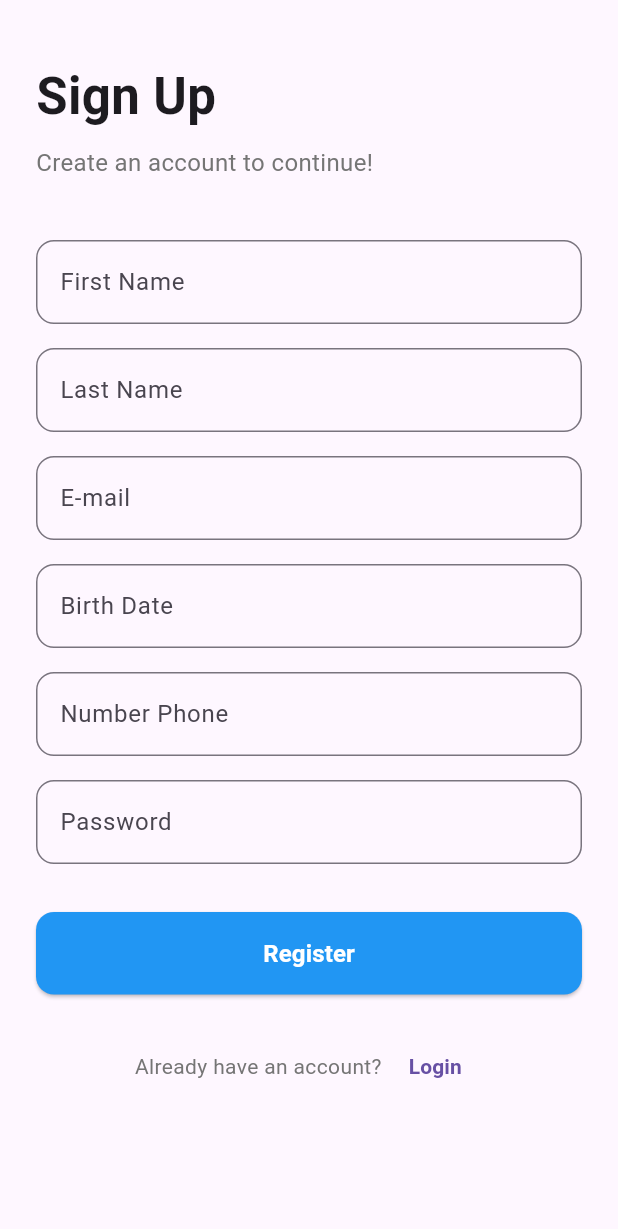
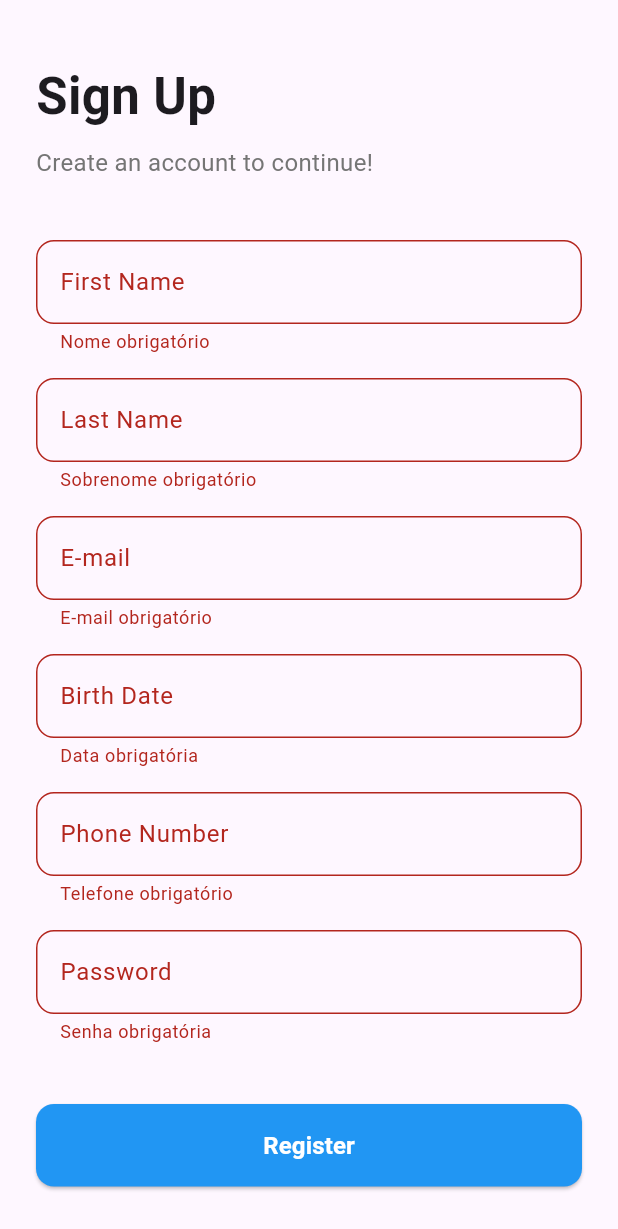
Before and after one commit to Juinuuuuw/VamoNessa, a Flutter app: the SignUpScreen screen opened by its route, after a tap on "Register", on a phone screen of 412 x 824 dp. Shown: the top 1229 px of the screen. Run offline on Flutter 3.47's test engine with Material 3 defaults, Android fonts, the phone set to English and light mode, and no system bars; network calls fail.

Commit message:
add logica singup

```diff
--- /dev/null
+++ b/lib/models/user.dart
@@ -0,0 +1,25 @@
+class User {
+  final String firstName;
+  final String lastName;
+  final String email;
+  final String birthDate;
+  final String phone;
+
+  User({
+    required this.firstName,
+    required this.lastName,
+    required this.email,
+    required this.birthDate,
+    required this.phone,
+  });
+
+  Map<String, dynamic> toJson() {
+    return {
+      'first_name': firstName,
+      'last_name': lastName,
+      'email': email,
+      'birth_date': birthDate,
+      'phone': phone,
+    };
+  }
+}
--- a/lib/screens/signup_screen.dart
+++ b/lib/screens/signup_screen.dart
@@ -1,7 +1,90 @@
 import 'package:flutter/material.dart';
+import '../services/auth_service.dart';
+import '../models/user.dart';
 
-class SignUpScreen extends StatelessWidget {
+class SignUpScreen extends StatefulWidget {
   const SignUpScreen({super.key});
+
+  @override
+  State<SignUpScreen> createState() => _SignUpScreenState();
+}
+
+class _SignUpScreenState extends State<SignUpScreen> {
+  final _formKey = GlobalKey<FormState>();
+  final _firstNameController = TextEditingController();
+  final _lastNameController = TextEditingController();
+  final _emailController = TextEditingController();
+  final _birthDateController = TextEditingController();
+  final _phoneController = TextEditingController();
+  final _passwordController = TextEditingController();
+
+  bool _isLoading = false;
+  String? _errorMessage;
+
+  final AuthService _authService = AuthService();
+
+  @override
+  void dispose() {
+    _firstNameController.dispose();
+    _lastNameController.dispose();
+    _emailController.dispose();
+    _birthDateController.dispose();
+    _phoneController.dispose();
+    _passwordController.dispose();
+    super.dispose();
+  }
+
+  Future<void> _register() async {
+    if (!_formKey.currentState!.validate()) return;
+
+    setState(() {
+      _isLoading = true;
+      _errorMessage = null;
+    });
+
+    final user = User(
+      firstName: _firstNameController.text.trim(),
+      lastName: _lastNameController.text.trim(),
+      email: _emailController.text.trim(),
+      birthDate: _birthDateController.text.trim(),
+      phone: _phoneController.text.trim(),
+    );
+
+    final result = await _authService.register(user, _passwordController.text);
+
+    setState(() => _isLoading = false);
+
+    if (result['success']) {
+      // Cadastro bem-sucedido – navegue para Login ou Home
+      ScaffoldMessenger.of(context).showSnackBar(
+        const SnackBar(content: Text('Conta criada com sucesso!')),
+      );
+      Navigator.pop(context); // volta para a tela de login
+    } else {
+      setState(() => _errorMessage = result['message']);
+    }
+  }
+
+  String? _validateEmail(String? value) {
+    if (value == null || value.isEmpty) return 'E-mail obrigatório';
+    final emailRegex = RegExp(r'^[\w-\.]+@([\w-]+\.)+[\w-]{2,4}$');
+    if (!emailRegex.hasMatch(value)) return 'E-mail inválido';
+    return null;
+  }
+
+  String? _validatePassword(String? value) {
+    if (value == null || value.isEmpty) return 'Senha obrigatória';
+    if (value.length < 6) return 'A senha deve ter pelo menos 6 caracteres';
+    return null;
+  }
+
+  String? _validatePhone(String? value) {
+    if (value == null || value.isEmpty) return 'Telefone obrigatório';
+    // Aceita formatos como (99) 99999-9999 ou 999999999
+    final phoneRegex = RegExp(r'^\(?\d{2}\)?\s?\d{4,5}-?\d{4}$');
+    if (!phoneRegex.hasMatch(value)) return 'Telefone inválido';
+    return null;
+  }
 
   @override
   Widget build(BuildContext context) {
@@ -9,93 +92,97 @@ class SignUpScreen extends StatelessWidget {
       body: SafeArea(
         child: SingleChildScrollView(
           padding: const EdgeInsets.symmetric(horizontal: 24.0),
+          child: Form(
+            key: _formKey,
             child: Column(
               crossAxisAlignment: CrossAxisAlignment.start,
               children: [
                 const SizedBox(height: 40),
                 const Text(
                   'Sign Up',
-                style: TextStyle(
-                  fontSize: 34,
-                  fontWeight: FontWeight.bold,
-                ),
+                  style: TextStyle(fontSize: 34, fontWeight: FontWeight.bold),
                 ),
                 const SizedBox(height: 8),
                 Text(
                   'Create an account to continue!',
-                style: TextStyle(
-                  fontSize: 16,
-                  color: Colors.grey.shade600,
+                  style: TextStyle(fontSize: 16, color: Colors.grey.shade600),
+                ),
+                const SizedBox(height: 40),
+
+                // First Name
+                TextFormField(
+                  controller: _firstNameController,
+                  decoration: _inputDecoration('First Name'),
+                  validator: (v) =>
+                      v == null || v.isEmpty ? 'Nome obrigatório' : null,
+                ),
+                const SizedBox(height: 16),
+
+                // Last Name
+                TextFormField(
+                  controller: _lastNameController,
+                  decoration: _inputDecoration('Last Name'),
+                  validator: (v) =>
+                      v == null || v.isEmpty ? 'Sobrenome obrigatório' : null,
+                ),
+                const SizedBox(height: 16),
+
+                // E-mail
+                TextFormField(
+                  controller: _emailController,
+                  decoration: _inputDecoration('E-mail'),
+                  keyboardType: TextInputType.emailAddress,
+                  validator: _validateEmail,
+                ),
+                const SizedBox(height: 16),
+
+                // Birth Date
+                TextFormField(
+                  controller: _birthDateController,
+                  decoration: _inputDecoration(
+                    'Birth Date',
+                    hint: 'DD/MM/YYYY',
+                  ),
+                  validator: (v) =>
+                      v == null || v.isEmpty ? 'Data obrigatória' : null,
+                ),
+                const SizedBox(height: 16),
+
+                // Phone Number
+                TextFormField(
+                  controller: _phoneController,
+                  decoration: _inputDecoration('Phone Number'),
+                  keyboardType: TextInputType.phone,
+                  validator: _validatePhone,
+                ),
+                const SizedBox(height: 16),
+
+                // Password
+                TextFormField(
+                  controller: _passwordController,
+                  obscureText: true,
+                  decoration: _inputDecoration('Password'),
+                  validator: _validatePassword,
+                ),
+                const SizedBox(height: 8),
+
+                // Mensagem de erro
+                if (_errorMessage != null)
+                  Padding(
+                    padding: const EdgeInsets.only(top: 8.0),
+                    child: Text(
+                      _errorMessage!,
+                      style: const TextStyle(color: Colors.red),
                     ),
                   ),
-              const SizedBox(height: 40),
-              // First Name
-              TextField(
-                decoration: InputDecoration(
-                  labelText: 'First Name',
-                  border: OutlineInputBorder(
-                    borderRadius: BorderRadius.circular(12),
-                  ),
-                ),
-              ),
-              const SizedBox(height: 16),
-              // Last Name
-              TextField(
-                decoration: InputDecoration(
-                  labelText: 'Last Name',
-                  border: OutlineInputBorder(
-                    borderRadius: BorderRadius.circular(12),
-                  ),
-                ),
-              ),
-              const SizedBox(height: 16),
-              // E-mail
-              TextField(
-                decoration: InputDecoration(
-                  labelText: 'E-mail',
-                  border: OutlineInputBorder(
-                    borderRadius: BorderRadius.circular(12),
-                  ),
-                ),
-              ),
-              const SizedBox(height: 16),
-              // Birth Date
-              TextField(
-                decoration: InputDecoration(
-                  labelText: 'Birth Date',
-                  hintText: 'DD/MM/YYYY',
-                  border: OutlineInputBorder(
-                    borderRadius: BorderRadius.circular(12),
-                  ),
-                ),
-              ),
-              const SizedBox(height: 16),
-              // Number Phone
-              TextField(
-                decoration: InputDecoration(
-                  labelText: 'Number Phone',
-                  border: OutlineInputBorder(
-                    borderRadius: BorderRadius.circular(12),
-                  ),
-                ),
-              ),
-              const SizedBox(height: 16),
-              // Password
-              TextField(
-                obscureText: true,
-                decoration: InputDecoration(
-                  labelText: 'Password',
-                  border: OutlineInputBorder(
-                    borderRadius: BorderRadius.circular(12),
-                  ),
-                ),
-              ),
+
                 const SizedBox(height: 32),
+
                 // Botão Register
                 SizedBox(
                   width: double.infinity,
                   child: ElevatedButton(
-                  onPressed: () {},
+                    onPressed: _isLoading ? null : _register,
                     style: ElevatedButton.styleFrom(
                       padding: const EdgeInsets.symmetric(vertical: 16),
                       backgroundColor: Colors.blue,
@@ -103,7 +190,16 @@ class SignUpScreen extends StatelessWidget {
                         borderRadius: BorderRadius.circular(12),
                       ),
                     ),
-                  child: const Text(
+                    child: _isLoading
+                        ? const SizedBox(
+                            height: 20,
+                            width: 20,
+                            child: CircularProgressIndicator(
+                              strokeWidth: 2,
+                              color: Colors.white,
+                            ),
+                          )
+                        : const Text(
                             'Register',
                             style: TextStyle(
                               fontSize: 16,
@@ -114,6 +210,7 @@ class SignUpScreen extends StatelessWidget {
                   ),
                 ),
                 const SizedBox(height: 24),
+
                 // Login link
                 Row(
                   mainAxisAlignment: MainAxisAlignment.center,
@@ -123,9 +220,7 @@ class SignUpScreen extends StatelessWidget {
                       style: TextStyle(color: Colors.grey.shade600),
                     ),
                     TextButton(
-                    onPressed: () {
-                      Navigator.pop(context);
-                    },
+                      onPressed: () => Navigator.pop(context),
                       child: const Text(
                         'Login',
                         style: TextStyle(fontWeight: FontWeight.bold),
@@ -138,6 +233,15 @@ class SignUpScreen extends StatelessWidget {
             ),
           ),
         ),
+      ),
+    );
+  }
+
+  InputDecoration _inputDecoration(String label, {String? hint}) {
+    return InputDecoration(
+      labelText: label,
+      hintText: hint,
+      border: OutlineInputBorder(borderRadius: BorderRadius.circular(12)),
     );
   }
 }
--- /dev/null
+++ b/lib/services/auth_service.dart
@@ -0,0 +1,27 @@
+import 'dart:convert';
+import 'package:http/http.dart' as http;
+import '../models/user.dart';
+
+class AuthService {
+  static const String baseUrl =
+      'http://SEU_IP:PORTA/api'; // Substitua pelo seu backend
+
+  Future<Map<String, dynamic>> register(User user, String password) async {
+    final url = Uri.parse('$baseUrl/auth/register');
+    final response = await http.post(
+      url,
+      headers: {'Content-Type': 'application/json'},
+      body: json.encode({...user.toJson(), 'password': password}),
+    );
+
+    final data = json.decode(response.body);
+    if (response.statusCode == 200 || response.statusCode == 201) {
+      return {'success': true, 'data': data};
+    } else {
+      return {
+        'success': false,
+        'message': data['message'] ?? 'Erro no cadastro',
+      };
+    }
+  }
+}
--- a/pubspec.yaml
+++ b/pubspec.yaml
@@ -34,6 +34,7 @@ dependencies:
   # The following adds the Cupertino Icons font to your application.
   # Use with the CupertinoIcons class for iOS style icons.
   cupertino_icons: ^1.0.8
+  http: ^1.6.0
 
 dev_dependencies:
   flutter_test:
```
Also changed, not shown: pubspec.lock. Lines whose indentation alone changed are shown as unchanged.
